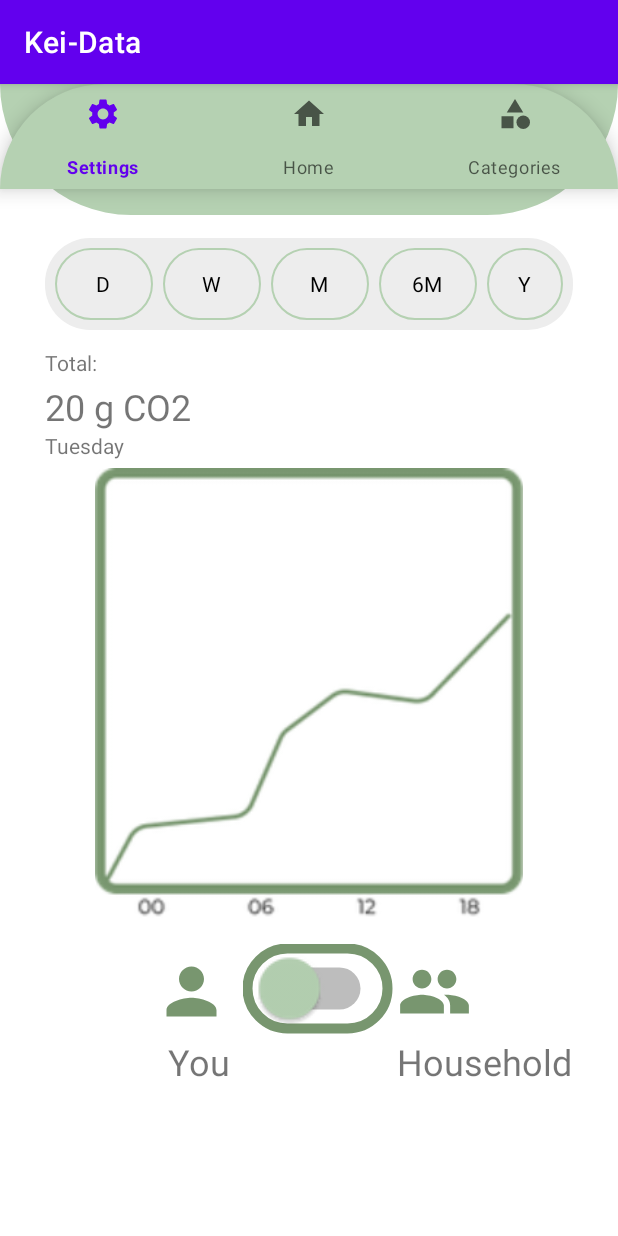
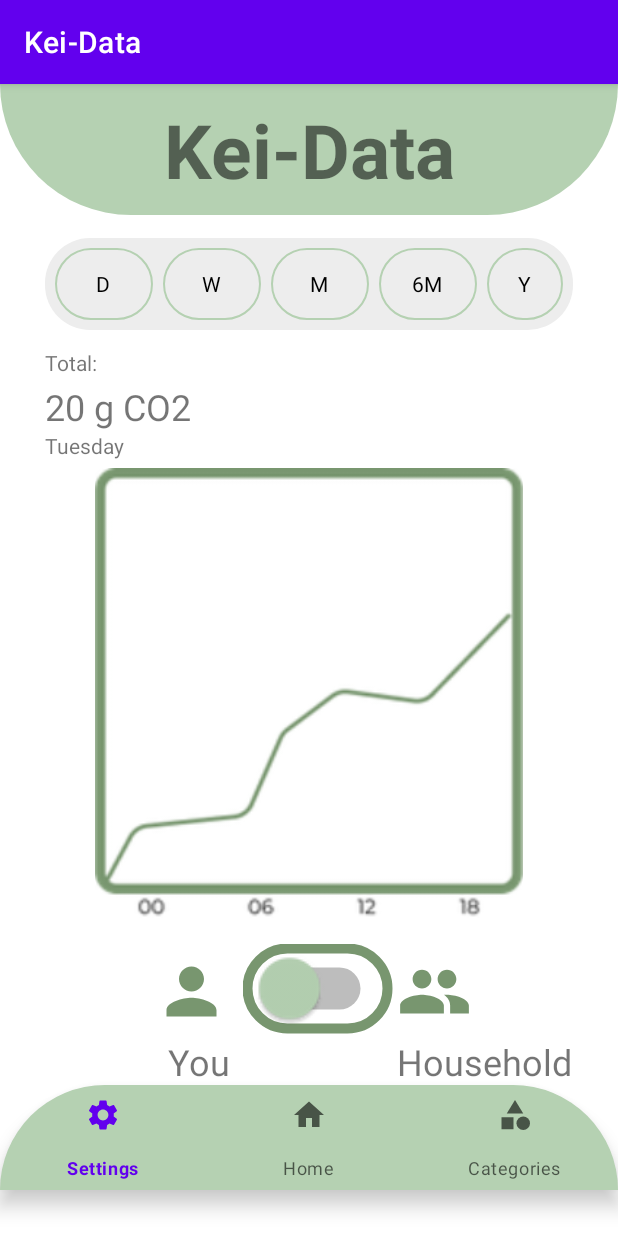
Before and after one commit to minvenanne/Kei-Data, an Android app: the screen it shows after launch (MainActivity), on a phone screen of 412 x 824 dp. Run offline under Robolectric (Android 15) with nearby library versions, the phone set to English and light mode, and no system bars.

Commit message:
Update activity_main.xml

```diff
--- a/app/src/main/res/layout/activity_main.xml
+++ b/app/src/main/res/layout/activity_main.xml
@@ -209,9 +209,10 @@
     <com.google.android.material.bottomnavigation.BottomNavigationView
         android:layout_width="match_parent"
         android:layout_height="70dp"
+        android:layout_marginTop="580dp"
         android:background="@drawable/navigationbar"
+        app:layout_constraintTop_toBottomOf="@+id/Title"
         app:menu="@menu/botton_navmenu"
-        tools:layout_editor_absoluteX="0dp"
-        tools:layout_editor_absoluteY="668dp" />
+        tools:layout_editor_absoluteX="0dp" />
 
 </androidx.constraintlayout.widget.ConstraintLayout>
```
